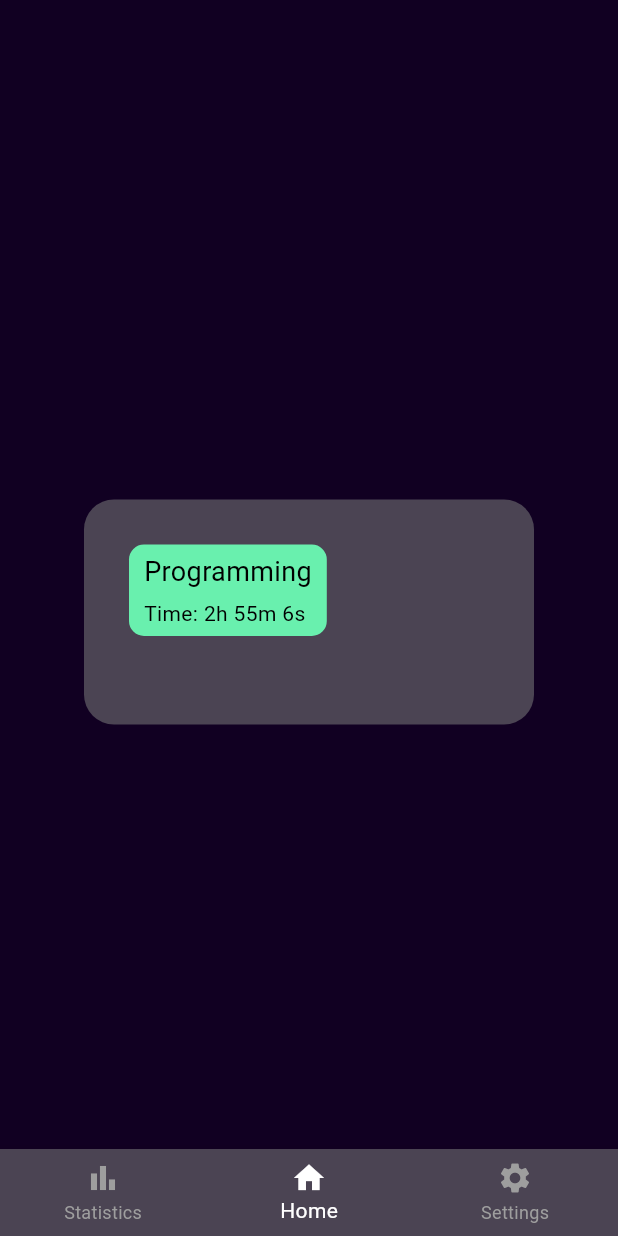
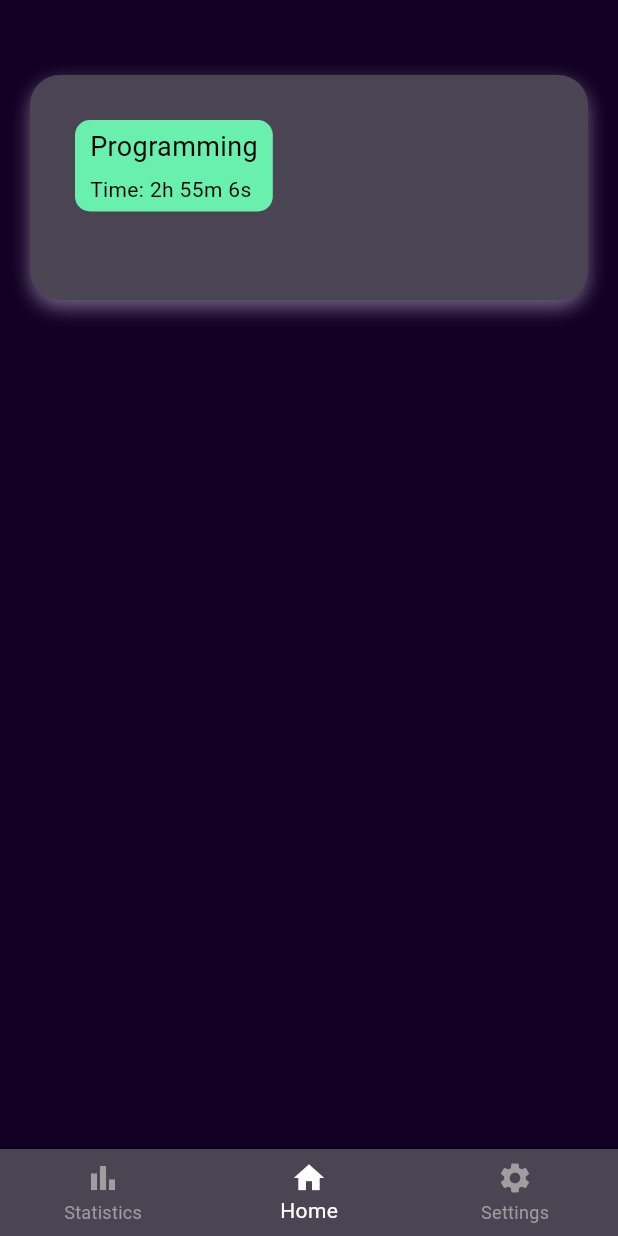
Before and after one commit to Programmingmonth/ToDoApps, a Flutter app: the screen it shows after launch, on a phone screen of 412 x 824 dp. Run offline on Flutter 3.47's test engine with Material 3 defaults, Android fonts, the phone set to English and light mode, and no system bars.

Commit message:
Initial commit

```diff
--- a/data.json
+++ b/data.json
@@ -1,3 +1,5 @@
+// This Files for "Planning"
+
 {
     "ToDo Project For Flutter": {
       "NEEDS": [
--- a/timetracker/lib/screens/home_screen.dart
+++ b/timetracker/lib/screens/home_screen.dart
@@ -6,9 +6,17 @@ class HomeScreen extends StatelessWidget {
   @override
   Widget build(BuildContext context) {
     return Scaffold(
-      backgroundColor: Color(0xFF110022),
-      body: Center(
-        child: TimeCard(),
+      backgroundColor: Color(0xFF110022), // Dark purple background color
+      body: Stack(
+        children: [
+          Align(
+            alignment: Alignment.topCenter,
+            child: Padding(
+              padding: const EdgeInsets.only(top: 50.0), // Adjust the distance from the top
+              child: TimeCard(),
+            ),
+          ),
+        ],
       ),
       bottomNavigationBar: BottomNavBar(),
     );
--- a/timetracker/lib/widgets/time_card.dart
+++ b/timetracker/lib/widgets/time_card.dart
@@ -5,12 +5,19 @@ class TimeCard extends StatelessWidget {
   Widget build(BuildContext context) {
     return Container(
       padding: EdgeInsets.all(20),
-      margin: EdgeInsets.only(top: 50),
-      width: 300,
+      margin: EdgeInsets.symmetric(horizontal: 20), // Adjust the horizontal margin
+      width: double.infinity,
       height: 150,
       decoration: BoxDecoration(
-        color: Color(0xFF4B4453),
+        color: Color(0xFF4B4453), // Darker purple color
         borderRadius: BorderRadius.circular(20),
+        boxShadow: [
+          BoxShadow(
+            color: Color(0x80D0C1E1), // Violet color with 50% transparency
+            blurRadius: 10,
+            offset: Offset(0, 5),
+          ),
+        ],
       ),
       child: Stack(
         children: [
```
